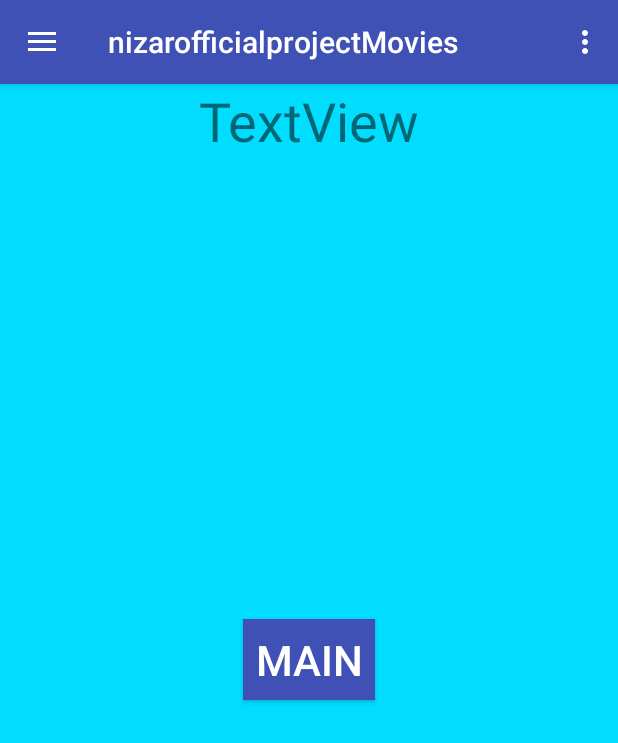
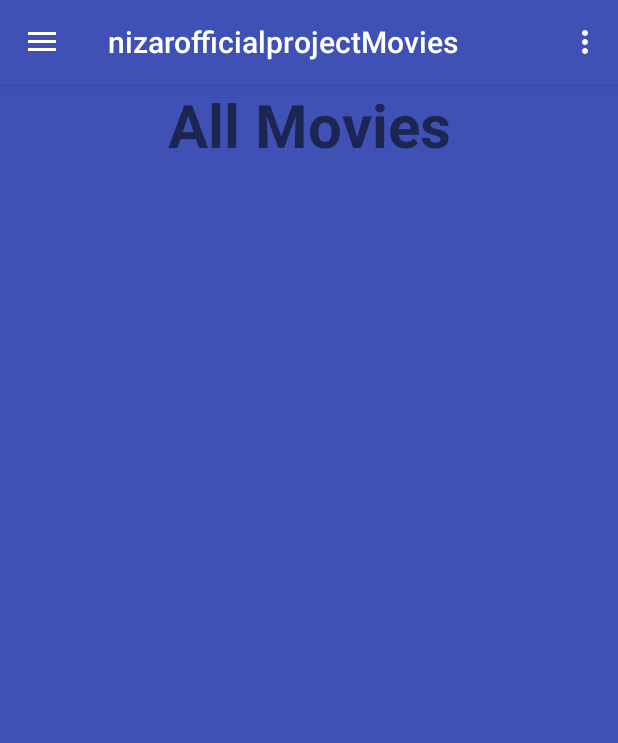
Before and after one commit to nezarlawen1/nizarofficialprojectMovies-master, an Android app: the MainActivity screen opened directly, with no data from a screen before it, in the side drawer, after a tap on "All Movies", on a phone screen of 412 x 824 dp. Shown: the top 743 px of the screen. Run offline under Robolectric (Android 15) with nearby library versions, the phone set to English and light mode, and no system bars.

Commit message:
exam done

```diff
--- a/app/src/main/AndroidManifest.xml
+++ b/app/src/main/AndroidManifest.xml
@@ -17,7 +17,7 @@
         android:supportsRtl="true"
         android:theme="@style/AppTheme">
         <activity
-            android:name=".AlertDialogActivity"
+            android:name=".LoginActivity"
             android:label="@string/app_name"
             android:theme="@style/AppTheme.NoActionBar">
             <intent-filter>
@@ -27,9 +27,9 @@
             </intent-filter>
         </activity>
         <activity android:name=".ListActivity" />
+        <activity android:name=".AlertDialogActivity" />
+        <activity android:name=".SignUpActivity" />
         <activity android:name=".MainActivity" />
-        <activity android:name=".SignUpActivity" />
-        <activity android:name=".LoginActivity" />
         <activity android:name=".FireActivity" />
         <activity android:name=".SharedActivity" />
         <activity android:name=".AboutActivity"></activity>
--- a/app/src/main/java/com/example/hp1/nizarofficialprojectmovies/AboutActivity.java
+++ b/app/src/main/java/com/example/hp1/nizarofficialprojectmovies/AboutActivity.java
@@ -2,12 +2,16 @@ package com.example.hp1.nizarofficialprojectmovies;
 
 import android.support.v7.app.AppCompatActivity;
 import android.os.Bundle;
+import android.widget.TextView;
 
 public class AboutActivity extends AppCompatActivity {
 
+    TextView tvAboutApp , tvAbout;
     @Override
     protected void onCreate(Bundle savedInstanceState) {
         super.onCreate(savedInstanceState);
         setContentView(R.layout.activity_about);
+        tvAboutApp = findViewById(R.id.tvAboutApp);
+        tvAbout = findViewById(R.id.tvAbout);
     }
 }
--- a/app/src/main/java/com/example/hp1/nizarofficialprojectmovies/AllMoviesFragment.java
+++ b/app/src/main/java/com/example/hp1/nizarofficialprojectmovies/AllMoviesFragment.java
@@ -9,8 +9,6 @@ import android.view.View;
 import android.view.ViewGroup;
 
 public class AllMoviesFragment extends Fragment {
-
-
     @Nullable
     @Override
     public View onCreateView(@NonNull LayoutInflater inflater, @Nullable ViewGroup container, @Nullable Bundle savedInstanceState) {
--- a/app/src/main/java/com/example/hp1/nizarofficialprojectmovies/MainActivity.java
+++ b/app/src/main/java/com/example/hp1/nizarofficialprojectmovies/MainActivity.java
@@ -102,6 +102,7 @@ public class MainActivity extends AppCompatActivity
         // as you specify a parent activity in AndroidManifest.xml.
 
         Intent goToNextActivity = new Intent(getApplicationContext(), AlertDialogActivity.class);
+        Intent goToNextActivity1 = new Intent(getApplicationContext(), AboutActivity.class);
 
         switch (item.getItemId()) {
             case R.id.action_settings:
@@ -110,6 +111,10 @@ public class MainActivity extends AppCompatActivity
                 break;
             case R.id.about:
                 goToNextActivity = new Intent(getApplicationContext(), AboutActivity.class);
+                startActivity(goToNextActivity1);
+                break;
+            case R.id.sign_out:
+                goToNextActivity = new Intent(getApplicationContext(), AlertDialogActivity.class);
                 startActivity(goToNextActivity);
                 break;
         }
--- a/app/src/main/res/layout/activity_login.xml
+++ b/app/src/main/res/layout/activity_login.xml
@@ -80,7 +80,6 @@
                 android:layout_width="match_parent"
                 android:layout_height="wrap_content"
                 android:layout_marginTop="16dp"
-                android:textColor="@color/colorAccent"
                 android:textStyle="bold"
                 tools:text="@string/sing_in" />
 
--- a/app/src/main/res/layout/fragment_all_movies.xml
+++ b/app/src/main/res/layout/fragment_all_movies.xml
@@ -1,30 +1,19 @@
 <?xml version="1.0" encoding="utf-8"?>
-<RelativeLayout xmlns:android="http://schemas.android.com/apk/res/android"
+<LinearLayout xmlns:android="http://schemas.android.com/apk/res/android"
     xmlns:tools="http://schemas.android.com/tools"
     android:layout_width="match_parent"
     android:layout_height="match_parent"
-    android:background="@android:color/holo_blue_bright"
+    android:background="@color/colorPrimary"
+    android:orientation="vertical"
     tools:context=".AllMoviesFragment">
 
 
-    <Button
-        android:id="@+id/textView"
-        android:layout_width="wrap_content"
-        android:layout_height="wrap_content"
-        android:layout_centerHorizontal="true"
-        android:layout_centerVertical="true"
-        android:background="@color/colorPrimary"
-        android:padding="8dp"
-        android:text="Main"
-        android:textColor="#fff"
-        android:textSize="28dp" />
-
     <TextView
-        android:id="@+id/textView3"
+        android:id="@+id/tvAllMovies"
         android:layout_width="match_parent"
-        android:layout_height="246dp"
-        android:text="TextView"
+        android:layout_height="57dp"
+        android:text="All Movies"
         android:textAlignment="center"
-        android:textSize="36sp"
-        tools:text="All Movies" />
-</RelativeLayout>
+        android:textSize="40sp"
+        android:textStyle="bold" />
+</LinearLayout>
```
Also changed, not shown: app/src/main/java/com/example/hp1/nizarofficialprojectmovies/LoginActivity.java (+16 -2 lines), app/src/main/res/layout/activity_about.xml (+27 -2 lines), app/src/main/res/layout/fragment_favorites.xml (+8 -15 lines), app/src/main/res/layout/fragment_homepage.xml (+22 -5 lines), app/src/main/res/layout/fragment_recommended.xml (+8 -15 lines), app/src/main/res/layout/fragment_search.xml (+9 -16 lines), app/src/main/res/layout/fragment_top10.xml (+7 -20 lines).
